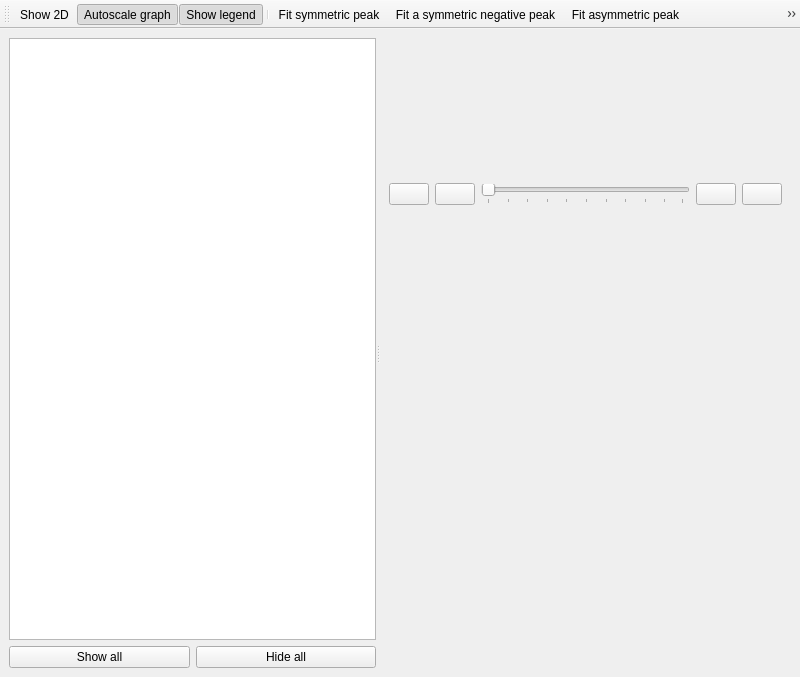
This is cct/qtgui/core/scangraph/scangraph.ui in awacha/cct as Qt 5 draws it before an edit. The edited form follows.
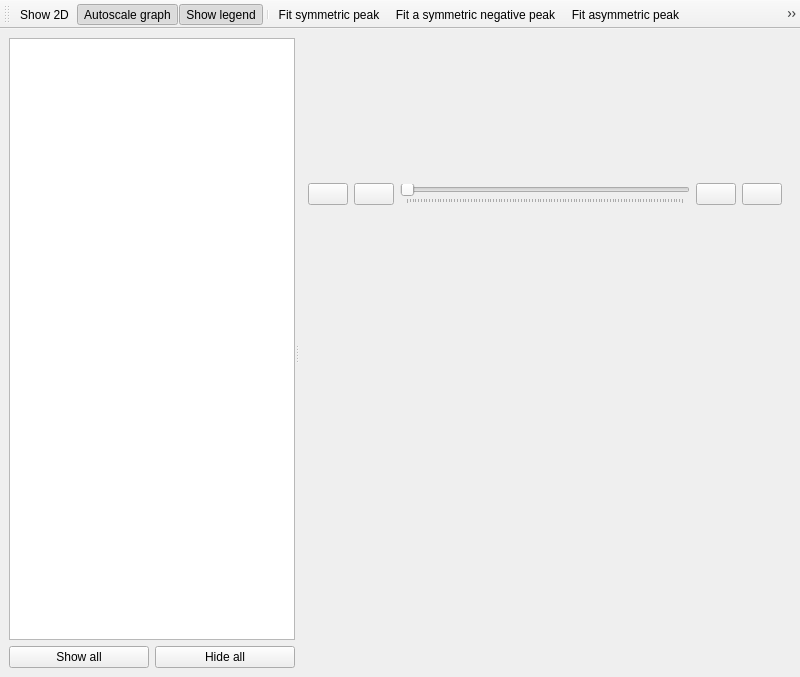
This is the edited form. Icons and pictures are not drawn.

Commit message: UI improvements in scangraph and sample position checker

The edit to the form file:
```diff
--- a/cct/qtgui/core/scangraph/scangraph.ui
+++ b/cct/qtgui/core/scangraph/scangraph.ui
@@ -56,6 +56,15 @@
         </item>
         <item row="0" column="0" colspan="2">
          <widget class="QTreeView" name="signalsTreeView">
+          <property name="sizePolicy">
+           <sizepolicy hsizetype="Minimum" vsizetype="Expanding">
+            <horstretch>0</horstretch>
+            <verstretch>0</verstretch>
+           </sizepolicy>
+          </property>
+          <property name="sizeAdjustPolicy">
+           <enum>QAbstractScrollArea::AdjustToContents</enum>
+          </property>
           <property name="alternatingRowColors">
            <bool>true</bool>
           </property>
```
The commit also changes 2 other files.
